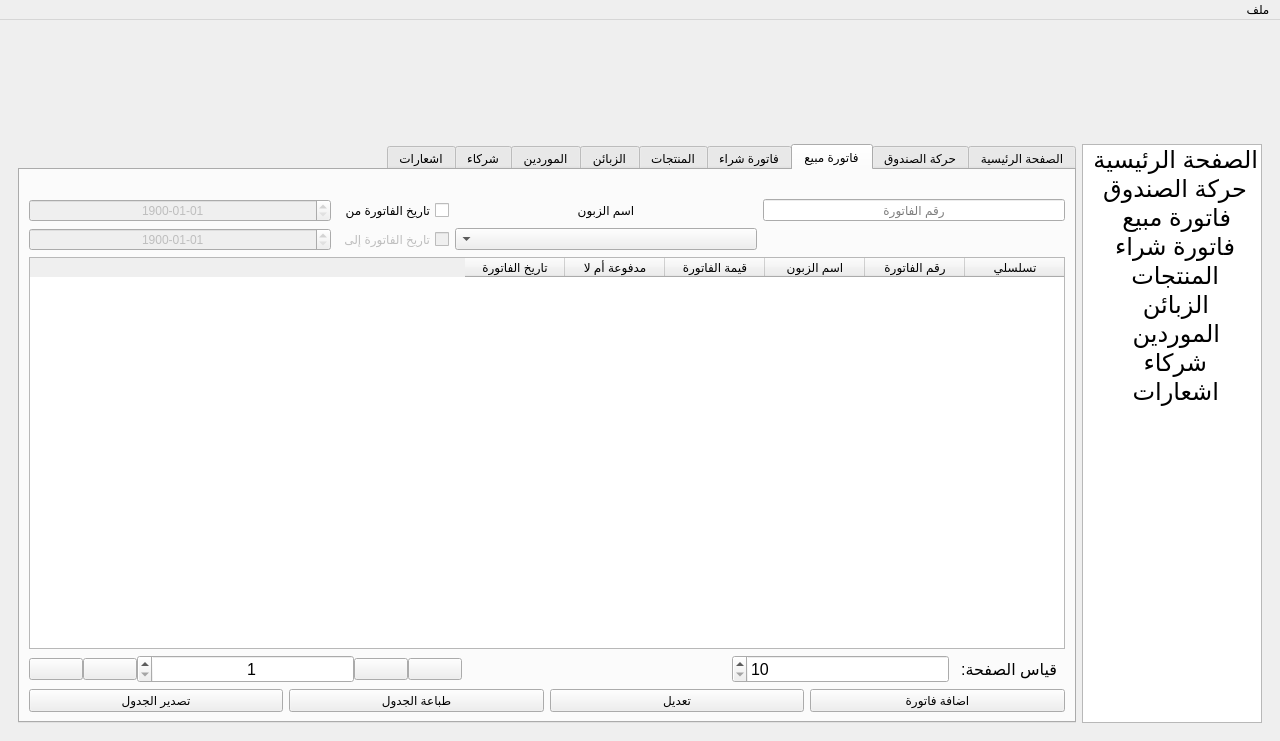
Old version of the form j_shop.ui in the repository sameraga/Al_Jamal_Shop.
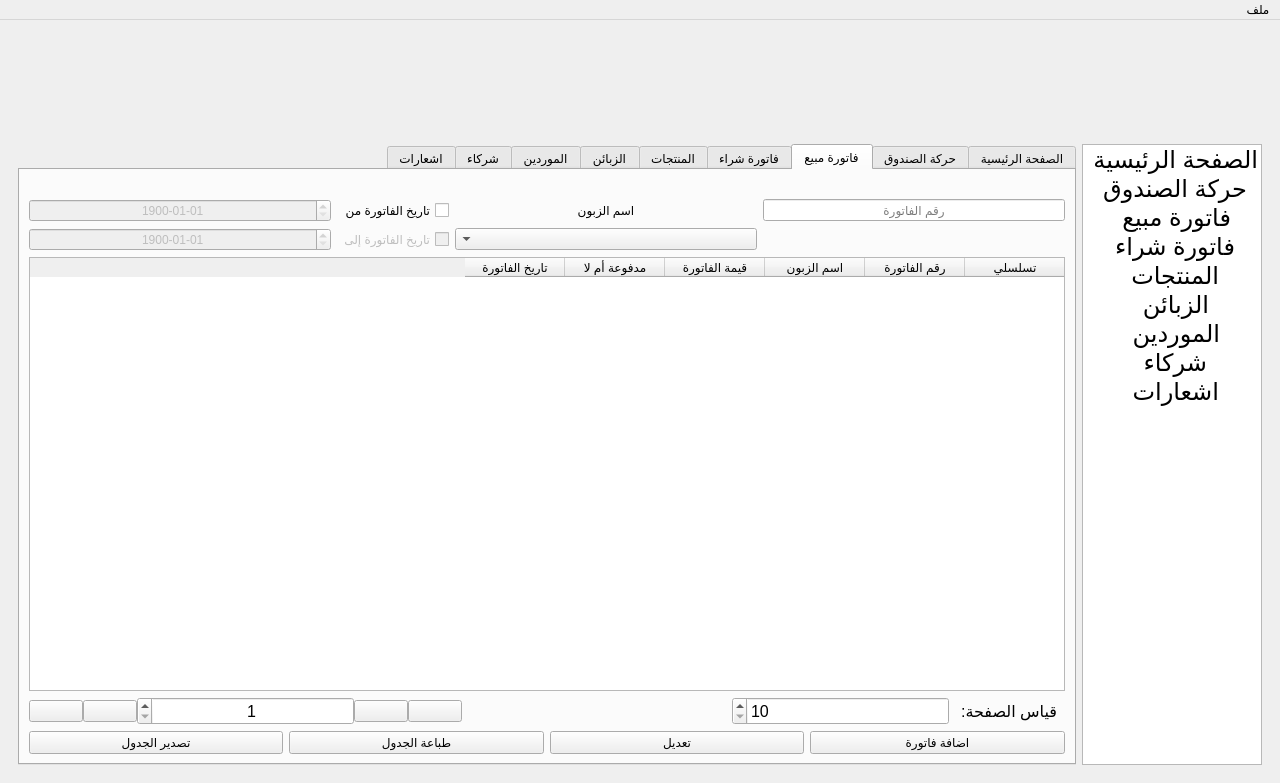
New version of the form. The open tabs and pages were chosen to show the change. Icons and pictures are not drawn.

Diff of the .ui file:
```diff
--- a/j_shop.ui
+++ b/j_shop.ui
@@ -7,7 +7,7 @@
     <x>0</x>
     <y>0</y>
     <width>1280</width>
-    <height>741</height>
+    <height>783</height>
    </rect>
   </property>
   <property name="windowTitle">
```
Left out of the diff: 22 changed lines with no effect on the pictures.
